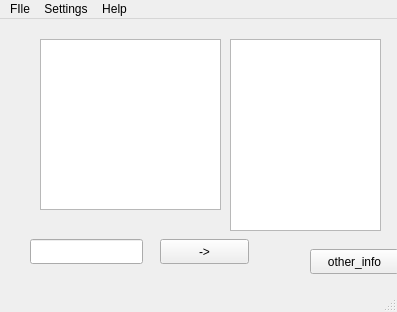
Qt form C_L_I_E_N_T/mainwindow.ui (rebrudiy/qt_laba) before a commit.
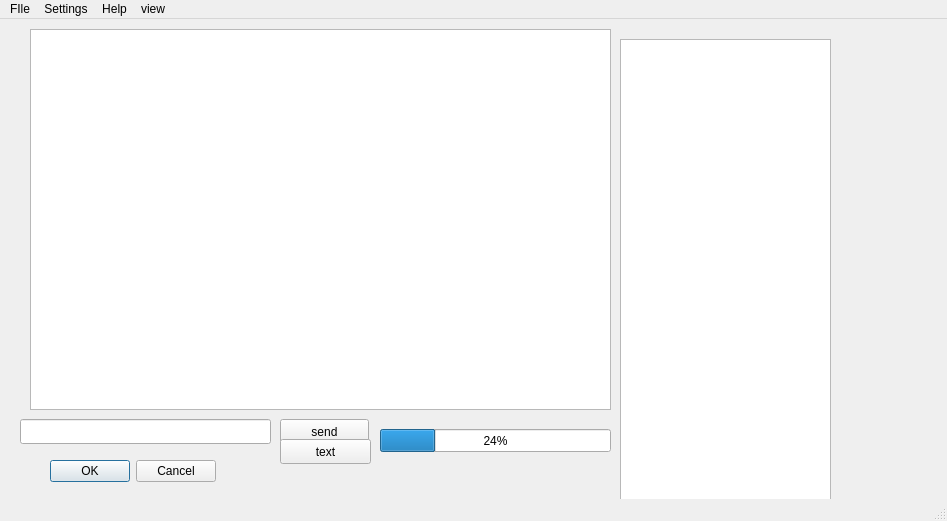
The same form after that commit.

```diff
--- a/C_L_I_E_N_T/mainwindow.ui
+++ b/C_L_I_E_N_T/mainwindow.ui
@@ -6,8 +6,8 @@
    <rect>
     <x>0</x>
     <y>0</y>
-    <width>397</width>
-    <height>312</height>
+    <width>947</width>
+    <height>521</height>
    </rect>
   </property>
   <property name="windowTitle">
@@ -17,9 +17,9 @@
    <widget class="QLineEdit" name="lineEdit">
     <property name="geometry">
      <rect>
-      <x>30</x>
-      <y>220</y>
-      <width>113</width>
+      <x>20</x>
+      <y>400</y>
+      <width>251</width>
       <height>25</height>
      </rect>
     </property>
@@ -27,33 +27,23 @@
    <widget class="QPushButton" name="pushButton_2">
     <property name="geometry">
      <rect>
-      <x>160</x>
-      <y>220</y>
+      <x>280</x>
+      <y>400</y>
       <width>89</width>
       <height>25</height>
      </rect>
     </property>
     <property name="text">
-     <string>-&gt;</string>
-    </property>
-   </widget>
-   <widget class="QTextBrowser" name="textBrowser">
-    <property name="geometry">
-     <rect>
-      <x>40</x>
-      <y>20</y>
-      <width>181</width>
-      <height>171</height>
-     </rect>
+     <string>send</string>
     </property>
    </widget>
    <widget class="QListWidget" name="listWidget">
     <property name="geometry">
      <rect>
-      <x>230</x>
+      <x>620</x>
       <y>20</y>
-      <width>151</width>
-      <height>192</height>
+      <width>211</width>
+      <height>481</height>
      </rect>
     </property>
     <item>
@@ -62,17 +52,53 @@
      </property>
     </item>
    </widget>
+   <widget class="QListWidget" name="listWidget_2">
+    <property name="geometry">
+     <rect>
+      <x>30</x>
+      <y>10</y>
+      <width>581</width>
+      <height>381</height>
+     </rect>
+    </property>
+   </widget>
    <widget class="QPushButton" name="pushButton">
     <property name="geometry">
      <rect>
-      <x>310</x>
-      <y>230</y>
-      <width>89</width>
+      <x>280</x>
+      <y>420</y>
+      <width>91</width>
       <height>25</height>
      </rect>
     </property>
     <property name="text">
-     <string>other_info</string>
+     <string>text</string>
+    </property>
+   </widget>
+   <widget class="QProgressBar" name="progressBar">
+    <property name="geometry">
+     <rect>
+      <x>380</x>
+      <y>410</y>
+      <width>231</width>
+      <height>23</height>
+     </rect>
+    </property>
+    <property name="value">
+     <number>24</number>
+    </property>
+   </widget>
+   <widget class="QDialogButtonBox" name="buttonBox">
+    <property name="geometry">
+     <rect>
+      <x>50</x>
+      <y>440</y>
+      <width>166</width>
+      <height>25</height>
+     </rect>
+    </property>
+    <property name="standardButtons">
+     <set>QDialogButtonBox::Cancel|QDialogButtonBox::Ok</set>
     </property>
    </widget>
   </widget>
@@ -81,7 +107,7 @@
     <rect>
      <x>0</x>
      <y>0</y>
-     <width>397</width>
+     <width>947</width>
      <height>22</height>
     </rect>
    </property>
@@ -111,9 +137,29 @@
     </property>
     <addaction name="actionAbout"/>
    </widget>
+   <widget class="QMenu" name="menuview">
+    <property name="title">
+     <string>view</string>
+    </property>
+    <widget class="QMenu" name="menuchoose_color_of_image">
+     <property name="title">
+      <string>choose color of message</string>
+     </property>
+     <addaction name="actionchoose_info_color"/>
+     <addaction name="actionchoose_message_color"/>
+    </widget>
+    <addaction name="actionchange_background_color"/>
+    <addaction name="menuchoose_color_of_image"/>
+    <addaction name="separator"/>
+    <addaction name="actiondisplay_ip_3"/>
+    <addaction name="actionhide_date"/>
+    <addaction name="separator"/>
+    <addaction name="actionclose_progress_bar"/>
+   </widget>
    <addaction name="menuFIle"/>
    <addaction name="menuSettings"/>
    <addaction name="menuHelp"/>
+   <addaction name="menuview"/>
   </widget>
   <widget class="QStatusBar" name="statusbar"/>
   <action name="actionConnect">
```
Left out of the diff: 54 changed lines with no effect on the pictures.
